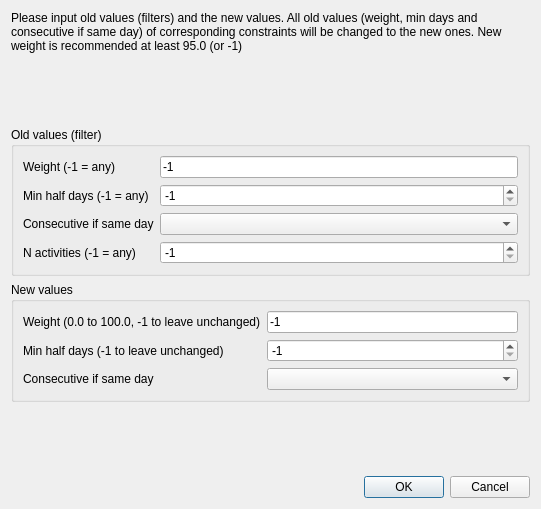
Qt form fet/src/interface/changeminhalfdaysselectivelyform_template.ui (vonmecheln/fet) before a commit.
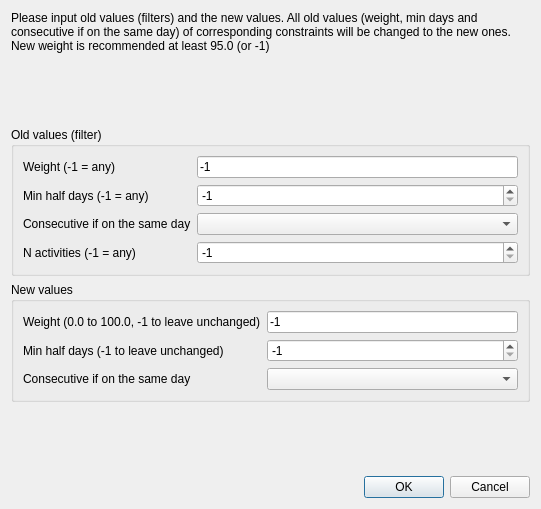
The same form after that commit.

Patch:
```diff
--- a/fet/src/interface/changeminhalfdaysselectivelyform_template.ui
+++ b/fet/src/interface/changeminhalfdaysselectivelyform_template.ui
@@ -23,7 +23,7 @@
       </sizepolicy>
      </property>
      <property name="text">
-      <string>Please input old values (filters) and the new values. All old values (weight, min days and consecutive if same day) of corresponding constraints will be changed to the new ones. New weight is recommended at least 95.0 (or -1)</string>
+      <string>Please input old values (filters) and the new values. All old values (weight, min days and consecutive if on the same day) of corresponding constraints will be changed to the new ones. New weight is recommended at least 95.0 (or -1)</string>
      </property>
      <property name="wordWrap">
       <bool>true</bool>
@@ -83,7 +83,7 @@
       <item row="2" column="0">
        <widget class="QLabel" name="label_3">
         <property name="text">
-         <string>Consecutive if same day</string>
+         <string>Consecutive if on the same day</string>
         </property>
        </widget>
       </item>
@@ -150,7 +150,7 @@
       <item row="2" column="0">
        <widget class="QLabel" name="label_8">
         <property name="text">
-         <string>Consecutive if same day</string>
+         <string>Consecutive if on the same day</string>
         </property>
        </widget>
       </item>
```
